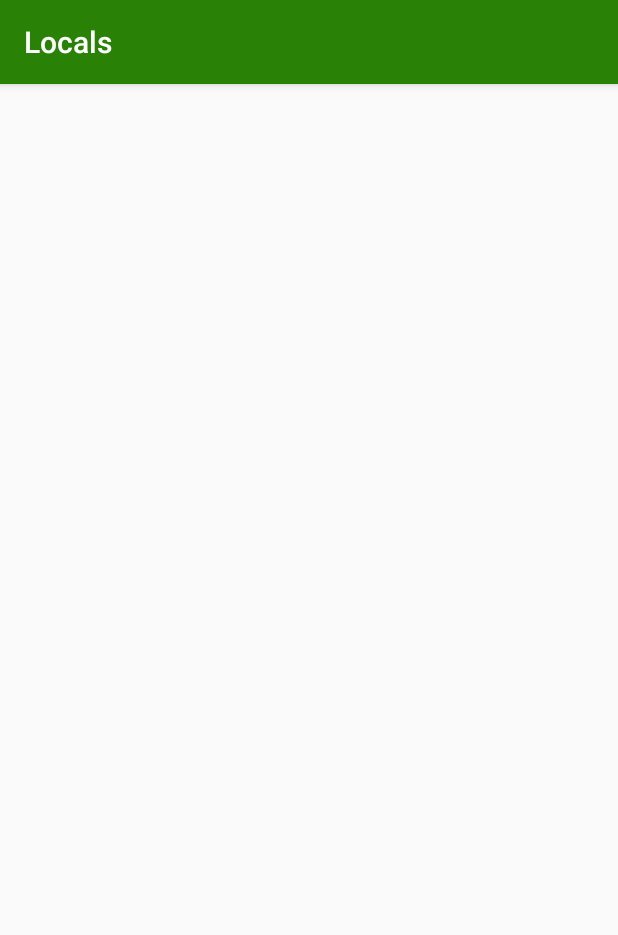
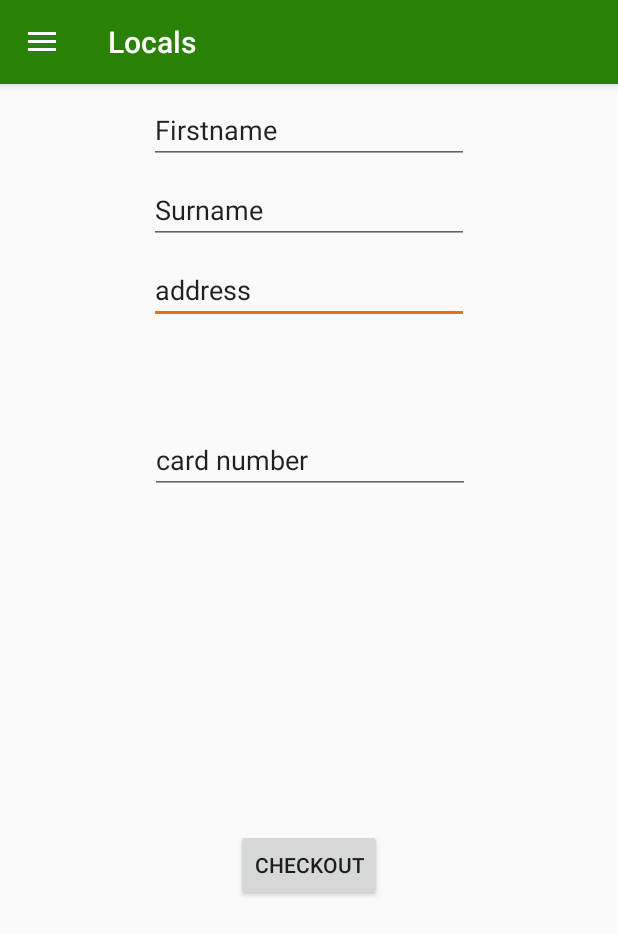
Before and after one commit to zazogovor/PaddyBookStore, an Android app: the Basket screen opened directly, with no data from a screen before it, after a tap on "BUTTON", on a phone screen of 412 x 824 dp. Shown: the top 935 px of the screen. Run offline under Robolectric (Android 15) with nearby library versions, the phone set to English and light mode, and no system bars; our stand-ins replace Volley; 2 statements that could not run were skipped.

Commit message:
final commit - update book - purchase book with stock reduction - ui changes

```diff
--- a/app/src/main/java/com/example/c12437908/fypv2/BookActivities/Basket.java
+++ b/app/src/main/java/com/example/c12437908/fypv2/BookActivities/Basket.java
@@ -1,6 +1,7 @@
 package com.example.c12437908.fypv2.BookActivities;
 
 import android.content.Intent;
+import android.content.res.Configuration;
 import android.os.Bundle;
 import android.support.v4.view.GravityCompat;
 import android.support.v4.widget.DrawerLayout;
@@ -8,8 +9,12 @@ import android.support.v7.app.ActionBar;
 import android.support.v7.app.ActionBarDrawerToggle;
 import android.support.v7.app.AppCompatActivity;
 import android.view.LayoutInflater;
+import android.view.Menu;
+import android.view.MenuInflater;
+import android.view.MenuItem;
 import android.view.View;
 import android.view.ViewGroup;
+import android.view.inputmethod.InputMethodManager;
 import android.widget.Button;
 import android.widget.RelativeLayout;
 import android.widget.TextView;
@@ -181,4 +186,44 @@ public class Basket  extends AppCompatActivity{
             total_tv.setText("" + total);
         }
     }
+
+
+    @Override
+    public boolean onCreateOptionsMenu(Menu menu) {
+        MenuInflater inflater = getMenuInflater();
+        inflater.inflate(R.menu.main, menu);
+        return super.onCreateOptionsMenu(menu);
+    }
+
+    @Override
+    protected void onPostCreate(Bundle savedInstanceState) {
+        super.onPostCreate(savedInstanceState);
+        mDrawerToggle.syncState();
+    }
+
+    @Override
+    public void onConfigurationChanged(Configuration newConfig) {
+        super.onConfigurationChanged(newConfig);
+        mDrawerToggle.onConfigurationChanged(newConfig);
+    }
+
+    @Override
+    public boolean onOptionsItemSelected(MenuItem item) {
+        if (mDrawerToggle.onOptionsItemSelected(item)) {
+            return true;
+        }
+        return super.onOptionsItemSelected(item);
+    }
+
+    @Override
+    public boolean onPrepareOptionsMenu(Menu menu) {
+        hideKeyboard();
+        return super.onPrepareOptionsMenu(menu);
+    }
+
+    private boolean hideKeyboard() {
+        InputMethodManager imm = (InputMethodManager) getSystemService(INPUT_METHOD_SERVICE);
+        imm.hideSoftInputFromWindow(getCurrentFocus().getWindowToken(), 0);
+        return true;
+    }
 }
--- a/app/src/main/java/com/example/c12437908/fypv2/BookActivities/CreateBook.java
+++ b/app/src/main/java/com/example/c12437908/fypv2/BookActivities/CreateBook.java
@@ -270,7 +270,6 @@ public class CreateBook extends AppCompatActivity implements NumberPicker.OnValu
     public boolean onCreateOptionsMenu(Menu menu) {
         MenuInflater inflater = getMenuInflater();
         inflater.inflate(R.menu.main, menu);
-        menu.findItem(R.id.action_websearch).setVisible(false);
         return super.onCreateOptionsMenu(menu);
     }
 
--- a/app/src/main/java/com/example/c12437908/fypv2/BookActivities/Payment.java
+++ b/app/src/main/java/com/example/c12437908/fypv2/BookActivities/Payment.java
@@ -1,10 +1,251 @@
 package com.example.c12437908.fypv2.BookActivities;
 
+import android.app.Dialog;
+import android.content.Intent;
+import android.content.res.Configuration;
+import android.os.Bundle;
+import android.support.v4.view.GravityCompat;
+import android.support.v4.widget.DrawerLayout;
+import android.support.v7.app.ActionBar;
+import android.support.v7.app.ActionBarDrawerToggle;
 import android.support.v7.app.AppCompatActivity;
+import android.view.Menu;
+import android.view.MenuInflater;
+import android.view.MenuItem;
+import android.view.MotionEvent;
+import android.view.View;
+import android.view.inputmethod.InputMethodManager;
+import android.widget.Button;
+import android.widget.EditText;
+import android.widget.NumberPicker;
+import android.widget.RelativeLayout;
+import android.widget.Toast;
+
+import com.android.volley.AuthFailureError;
+import com.android.volley.Request;
+import com.android.volley.RequestQueue;
+import com.android.volley.Response;
+import com.android.volley.RetryPolicy;
+import com.android.volley.VolleyError;
+import com.android.volley.toolbox.StringRequest;
+import com.android.volley.toolbox.Volley;
+import com.example.c12437908.fypv2.Entities.BasketEntity;
+import com.example.c12437908.fypv2.MainActivity;
+import com.example.c12437908.fypv2.PagerAdapters.PageAdapter;
+import com.example.c12437908.fypv2.R;
+import com.example.c12437908.fypv2.register_login.SessionManager;
+import com.google.gson.Gson;
+
+import java.util.HashMap;
+import java.util.Map;
 
 /**
  * Created by cinema on 4/16/2018.
  */
 
 public class Payment extends AppCompatActivity {
+
+    private DrawerLayout mDrawerLayout;
+    private ActionBarDrawerToggle mDrawerToggle;
+    private CharSequence mDrawerTitle;
+    private ActionBar actionBar;
+    private RelativeLayout register_btn, login_btn,  home_btn, logout_btn, books_btn, basket_btn;
+    private Button price_btn, stock_btn, checkout_btn;
+    private EditText firstname_et, surname_et, address_et, cardnumber_et;
+
+    SessionManager session;
+
+
+    @Override
+    protected void onRestart() {
+        super.onRestart();
+        setButtonListeners();
+    }
+
+    @Override
+    protected void onCreate(Bundle savedInstanceState) {
+        super.onCreate(savedInstanceState);
+        setContentView(R.layout.activity_payment);
+
+        mDrawerLayout = (DrawerLayout) findViewById(R.id.drawer_layout);
+        mDrawerTitle = getString(R.string.drawer_open);
+        mDrawerLayout.setDrawerShadow(R.drawable.drawer_shadow, GravityCompat.START);
+
+        actionBar = getSupportActionBar();
+        actionBar.setHomeAsUpIndicator(R.drawable.ic_action_menu);
+        actionBar.setDisplayHomeAsUpEnabled(true);
+        actionBar.setDisplayShowTitleEnabled(true);
+
+        mDrawerToggle = new ActionBarDrawerToggle(
+                this,
+                mDrawerLayout,
+                R.string.drawer_open,
+                R.string.app_name
+        ) {
+            public void onDrawerClosed(View view) {
+                actionBar.setTitle(getTitle());
+                invalidateOptionsMenu();
+            }
+
+            public void onDrawerOpened(View drawerView) {
+                actionBar.setTitle(mDrawerTitle);
+                invalidateOptionsMenu();
+            }
+        };
+        mDrawerLayout.setDrawerListener(mDrawerToggle);
+
+        setButtonListeners();
+    }
+
+    private void setButtonListeners() {
+        session = new SessionManager(getApplicationContext());
+        Boolean loginState = session.isLoggedIn();
+
+        Gson gson = new Gson();
+        final String json = gson.toJson(BasketEntity.getINSTANCE());
+        System.out.println(json);
+
+        register_btn = (RelativeLayout) findViewById(R.id.register_btn);
+        login_btn = (RelativeLayout) findViewById(R.id.login_btn);
+        home_btn = (RelativeLayout) findViewById(R.id.home_btn);
+        logout_btn = (RelativeLayout) findViewById(R.id.logout_btn);
+        books_btn = (RelativeLayout) findViewById(R.id.books_btn);
+        basket_btn = (RelativeLayout) findViewById(R.id.basket_btn);
+        price_btn = (Button) findViewById(R.id.price_btn);
+        stock_btn = (Button) findViewById(R.id.stock_btn);
+        checkout_btn = (Button) findViewById(R.id.checkout_btn);
+        firstname_et = (EditText) findViewById(R.id.firstname_et);
+        surname_et = (EditText) findViewById(R.id.surname_et);
+        address_et = (EditText) findViewById(R.id.address_et);
+        cardnumber_et = (EditText) findViewById(R.id.cardnumber_et);
+
+        register_btn.setVisibility(View.GONE);
+        login_btn.setVisibility(View.GONE);
+
+        home_btn.setOnClickListener(new View.OnClickListener() {
+            @Override
+            public void onClick(View v) {
+                startActivity(new Intent(Payment.this, MainActivity.class));
+            }
+        });
+
+        logout_btn.setOnClickListener(new View.OnClickListener() {
+            @Override
+            public void onClick(View v) {
+                session.logout();
+                startActivity(new Intent(Payment.this, MainActivity.class));
+            }
+        });
+
+        books_btn.setOnClickListener(new View.OnClickListener() {
+            @Override
+            public void onClick(View v) {
+                startActivity(new Intent(Payment.this, BooksMenu.class));
+            }
+        });
+
+        basket_btn.setOnClickListener(new View.OnClickListener() {
+            @Override
+            public void onClick(View v) {
+                startActivity(new Intent(Payment.this, Basket.class));
+            }
+        });
+
+        checkout_btn.setOnClickListener(new View.OnClickListener() {
+            @Override
+            public void onClick(View v) {
+                String URL = "http://10.0.2.2:8080/api/purchase/add";
+                StringRequest request = new StringRequest(Request.Method.POST, URL, new Response.Listener<String>(){
+                    @Override
+                    public void onResponse(String s) {
+                        if(s.equals("1")){
+                            Toast.makeText(Payment.this, "Your purchase was successfull.", Toast.LENGTH_LONG).show();
+                            startActivity(new Intent(Payment.this, BooksMenu.class));
+                        }
+                        else {
+                            Toast.makeText(Payment.this, "Something went wrong...", Toast.LENGTH_LONG).show();
+                        }
+                    }
+                },new Response.ErrorListener(){
+                    @Override
+                    public void onErrorResponse(VolleyError volleyError) {
+                    }
+                }) {
+                    @Override
+                    protected Map<String, String> getParams() throws AuthFailureError {
+                        Map<String, String> parameters = new HashMap<String, String>();
+                        parameters.put("user", "" + session.getUser().getId());
+                        parameters.put("items", json);
+                        parameters.put("firstname", firstname_et.getText().toString());
+                        parameters.put("surname", surname_et.getText().toString());
+                        parameters.put("address", address_et.getText().toString());
+                        parameters.put("cardnumber", cardnumber_et.getText().toString());
+                        return parameters;
+                    }
+                };
+
+                request.setRetryPolicy(new RetryPolicy() {
+                    @Override
+                    public int getCurrentTimeout() {
+                        return 50000;
+                    }
+
+                    @Override
+                    public int getCurrentRetryCount() {
+                        return 50000;
+                    }
+
+                    @Override
+                    public void retry(VolleyError error) throws VolleyError {
+
+                    }
+                });
+
+                RequestQueue rQueue = Volley.newRequestQueue(Payment.this);
+                rQueue.add(request);
+
+            }
+        });
+    }
+
+
+    @Override
+    public boolean onCreateOptionsMenu(Menu menu) {
+        MenuInflater inflater = getMenuInflater();
+        inflater.inflate(R.menu.main, menu);
+        menu.findItem(R.id.action_websearch).setVisible(false);
+        return super.onCreateOptionsMenu(menu);
+    }
+
+    @Override
+    protected void onPostCreate(Bundle savedInstanceState) {
+        super.onPostCreate(savedInstanceState);
+        mDrawerToggle.syncState();
+    }
+
+    @Override
+    public void onConfigurationChanged(Configuration newConfig) {
+        super.onConfigurationChanged(newConfig);
+        mDrawerToggle.onConfigurationChanged(newConfig);
+    }
+
+    @Override
+    public boolean onOptionsItemSelected(MenuItem item) {
+        if (mDrawerToggle.onOptionsItemSelected(item)) {
+            return true;
+        }
+        return super.onOptionsItemSelected(item);
+    }
+
+    @Override
+    public boolean onPrepareOptionsMenu(Menu menu) {
+        hideKeyboard();
+        return super.onPrepareOptionsMenu(menu);
+    }
+
+    private boolean hideKeyboard() {
+        InputMethodManager imm = (InputMethodManager) getSystemService(INPUT_METHOD_SERVICE);
+        imm.hideSoftInputFromWindow(getCurrentFocus().getWindowToken(), 0);
+        return true;
+    }
 }
--- a/app/src/main/java/com/example/c12437908/fypv2/register_login/LoginActivity.java
+++ b/app/src/main/java/com/example/c12437908/fypv2/register_login/LoginActivity.java
@@ -47,7 +47,6 @@ public class LoginActivity extends AppCompatActivity {
     EditText username, password;
     Button loginButton;
     TextView registerLink;
-    String URL = "http://10.0.2.2:8080/api/user/login";
 
     @Override
     protected void onCreate(Bundle savedInstanceState) {
@@ -122,6 +121,7 @@ public class LoginActivity extends AppCompatActivity {
         loginButton.setOnClickListener(new View.OnClickListener() {
             @Override
             public void onClick(View v) {
+                String URL = "http://10.0.2.2:8080/api/user/login";
                 StringRequest request = new StringRequest(Request.Method.POST, URL, new Response.Listener<String>(){
                     @Override
                     public void onResponse(String s) {
--- a/app/src/main/res/layout/activity_payment.xml
+++ b/app/src/main/res/layout/activity_payment.xml
@@ -1,37 +1,94 @@
 <?xml version="1.0" encoding="utf-8"?>
+<android.support.v4.widget.DrawerLayout xmlns:android="http://schemas.android.com/apk/res/android"
+    xmlns:app="http://schemas.android.com/apk/res-auto"
+    xmlns:tools="http://schemas.android.com/tools"
+    android:id="@+id/drawer_layout"
+    android:layout_width="match_parent"
+    android:layout_height="match_parent"
+    tools:context=".BookActivities.Payment">
+
     <android.support.constraint.ConstraintLayout
         xmlns:android="http://schemas.android.com/apk/res/android"
+        xmlns:app="http://schemas.android.com/apk/res-auto"
         xmlns:tools="http://schemas.android.com/tools"
         android:layout_width="match_parent"
         android:layout_height="match_parent">
 
         <EditText
-        android:id="@+id/editText"
+            android:id="@+id/address_et"
             android:layout_width="wrap_content"
             android:layout_height="wrap_content"
+            android:layout_marginEnd="8dp"
+            android:layout_marginStart="8dp"
+            android:layout_marginTop="8dp"
             android:ems="10"
             android:inputType="textMultiLine"
+            android:singleLine="false"
             android:text="address"
-        tools:layout_editor_absoluteX="76dp"
-        tools:layout_editor_absoluteY="164dp" />
+            app:layout_constraintEnd_toEndOf="parent"
+            app:layout_constraintStart_toStartOf="parent"
+            app:layout_constraintTop_toBottomOf="@+id/surname_et" />
 
         <EditText
-        android:id="@+id/editText2"
+            android:id="@+id/firstname_et"
             android:layout_width="wrap_content"
             android:layout_height="wrap_content"
+            android:layout_marginEnd="8dp"
+            android:layout_marginStart="8dp"
+            android:layout_marginTop="8dp"
             android:ems="10"
             android:inputType="textPersonName"
-        android:text="Name"
-        tools:layout_editor_absoluteX="76dp"
-        tools:layout_editor_absoluteY="16dp" />
+            android:singleLine="true"
+            android:text="Firstname"
+            app:layout_constraintEnd_toEndOf="parent"
+            app:layout_constraintStart_toStartOf="parent"
+            app:layout_constraintTop_toTopOf="parent" />
 
         <EditText
-        android:id="@+id/editText3"
+            android:id="@+id/surname_et"
             android:layout_width="wrap_content"
             android:layout_height="wrap_content"
+            android:layout_marginEnd="8dp"
+            android:layout_marginStart="8dp"
+            android:layout_marginTop="8dp"
             android:ems="10"
             android:inputType="textPersonName"
-        android:text="Name"
-        tools:layout_editor_absoluteX="76dp"
-        tools:layout_editor_absoluteY="74dp" />
+            android:singleLine="true"
+            android:text="Surname"
+            app:layout_constraintEnd_toEndOf="parent"
+            app:layout_constraintStart_toStartOf="parent"
+            app:layout_constraintTop_toBottomOf="@+id/firstname_et" />
+
+        <EditText
+            android:id="@+id/cardnumber_et"
+            android:layout_width="wrap_content"
+            android:layout_height="wrap_content"
+            android:layout_marginEnd="8dp"
+            android:layout_marginStart="8dp"
+            android:layout_marginTop="68dp"
+            android:ems="10"
+            android:inputType="textPersonName"
+            android:text="card number"
+            app:layout_constraintEnd_toEndOf="parent"
+            app:layout_constraintHorizontal_bias="0.503"
+            app:layout_constraintStart_toStartOf="parent"
+            app:layout_constraintTop_toBottomOf="@+id/address_et" />
+
+        <Button
+            android:id="@+id/checkout_btn"
+            android:layout_width="wrap_content"
+            android:layout_height="wrap_content"
+            android:layout_marginBottom="8dp"
+            android:layout_marginEnd="8dp"
+            android:layout_marginStart="8dp"
+            android:layout_marginTop="8dp"
+            android:text="Checkout"
+            app:layout_constraintBottom_toBottomOf="parent"
+            app:layout_constraintEnd_toEndOf="parent"
+            app:layout_constraintStart_toStartOf="parent"
+            app:layout_constraintTop_toBottomOf="@+id/cardnumber_et" />
     </android.support.constraint.ConstraintLayout>
+
+    <include layout="@layout/left_drawer"/>
+
+</android.support.v4.widget.DrawerLayout >
```
Also changed, not shown: app/src/main/java/com/example/c12437908/fypv2/BookActivities/BookDetails.java (+44 -0 lines), app/src/main/java/com/example/c12437908/fypv2/BookActivities/BooksMenu.java (+44 -0 lines), app/src/main/java/com/example/c12437908/fypv2/BookActivities/CreateReview.java (+44 -0 lines), app/src/main/java/com/example/c12437908/fypv2/BookActivities/FragmentBookDetails.java (+102 -9 lines), app/src/main/java/com/example/c12437908/fypv2/BookActivities/ListBooks.java (+46 -1 lines), app/src/main/java/com/example/c12437908/fypv2/BookActivities/SearchBooks.java (+44 -0 lines), app/src/main/java/com/example/c12437908/fypv2/MainActivity.java (+1 -12 lines). Lines whose indentation alone changed are shown as unchanged.
